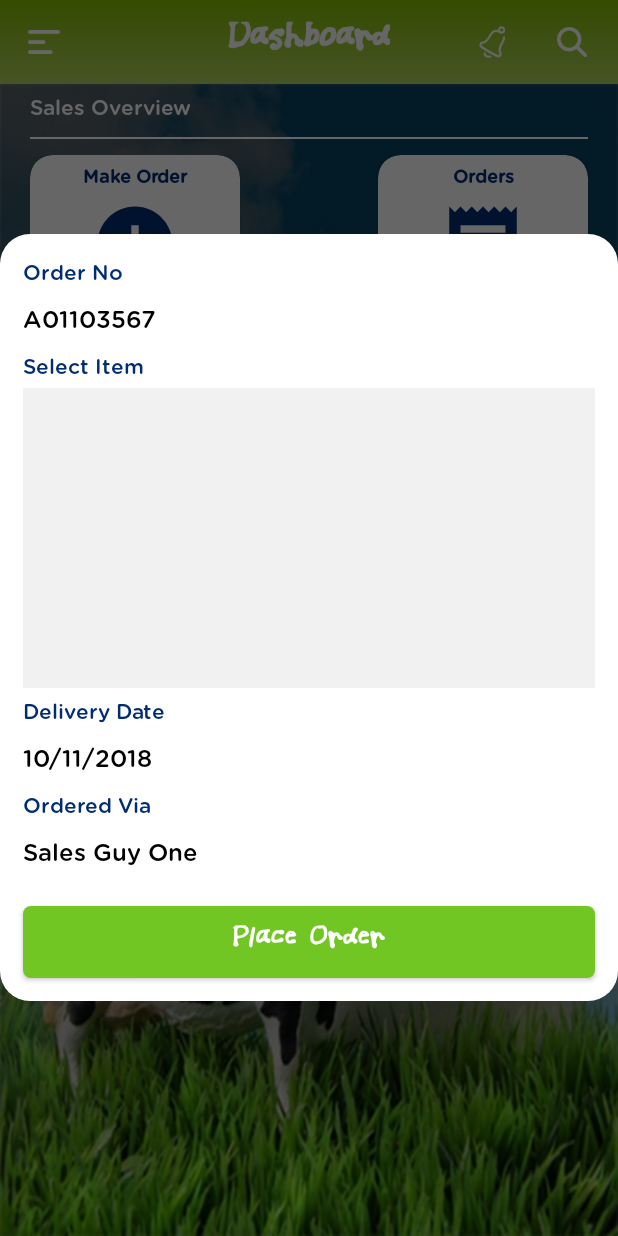
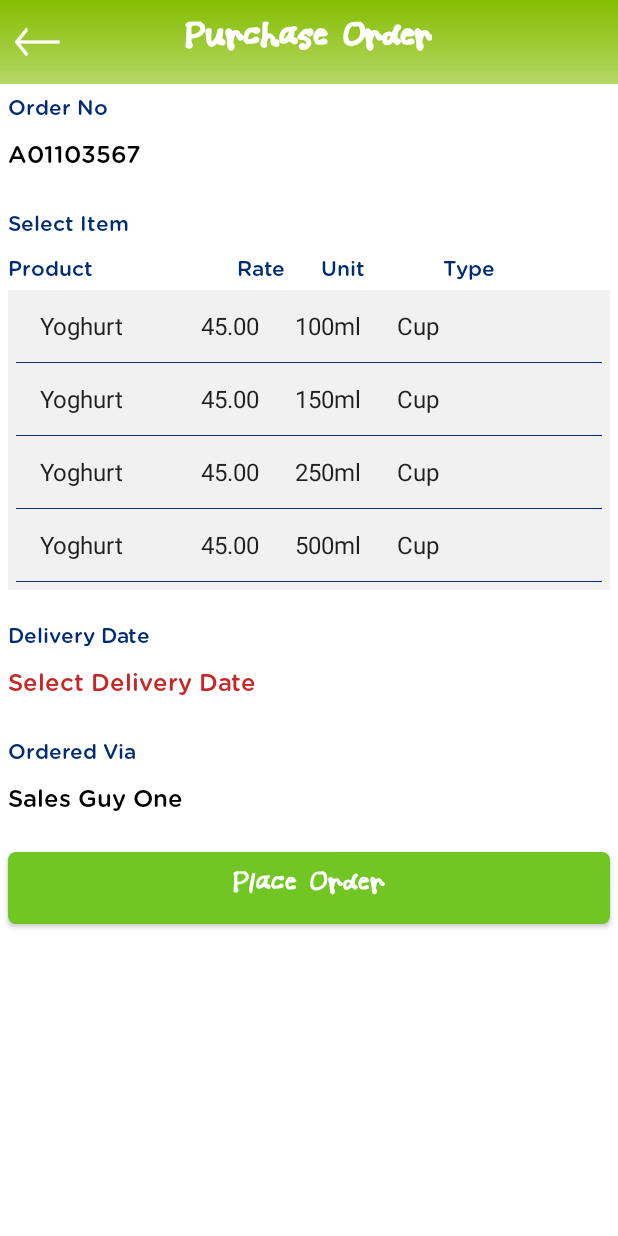
Before and after one commit to felix-mutuku/Work04, an Android app: the DashboardFragment screen opened directly, with no data from a screen before it, after a tap on "Make Order", on a phone screen of 412 x 824 dp. Run offline under Robolectric (Android 15) with nearby library versions, the phone set to English and light mode, and no system bars.

Commit message:
07112018

```diff
--- a/app/src/main/AndroidManifest.xml
+++ b/app/src/main/AndroidManifest.xml
@@ -22,7 +22,8 @@
         <activity android:name=".MainActivity" />
         <activity android:name=".SignUpOneActivity" />
         <activity android:name=".SignUpTwoActivity" />
-        <activity android:name=".SignUpWaitingActivity"></activity>
+        <activity android:name=".SignUpWaitingActivity" />
+        <activity android:name=".PurchaseOrderActivity"></activity>
     </application>
 
 </manifest>
--- a/app/src/main/java/com/eclectics/canaandairysalesapp/DashboardFragment.java
+++ b/app/src/main/java/com/eclectics/canaandairysalesapp/DashboardFragment.java
@@ -1,9 +1,7 @@
 package com.eclectics.canaandairysalesapp;
 
 
-import android.app.Dialog;
-import android.graphics.Color;
-import android.graphics.drawable.ColorDrawable;
+import android.content.Intent;
 import android.os.Bundle;
 import android.support.annotation.NonNull;
 import android.support.v4.app.Fragment;
@@ -11,14 +9,12 @@ import android.support.v7.widget.CardView;
 import android.view.LayoutInflater;
 import android.view.View;
 import android.view.ViewGroup;
-import android.view.Window;
-import android.widget.Button;
 import android.widget.ImageView;
 
 public class DashboardFragment extends Fragment {
 
     private ImageView drawer_icon, notification_icon, search_icon;
-    CardView make_order_card, orders_card;
+    CardView make_order_card, orders_card, register_buyer;
 
     public DashboardFragment() {
         // Required empty public constructor
@@ -36,6 +32,7 @@ public class DashboardFragment extends Fragment {
         search_icon = view.findViewById(R.id.search_icon);
         make_order_card = view.findViewById(R.id.make_order_card);
         orders_card = view.findViewById(R.id.orders_card);
+        register_buyer = view.findViewById(R.id.register_buyer);
 
         drawer_icon.setOnClickListener(new View.OnClickListener() {
             @Override
@@ -72,30 +69,31 @@ public class DashboardFragment extends Fragment {
             @Override
             public void onClick(View view) {
                 //show order dialog
-                showDialog();
+                openMakeOrderActivity();
+            }
+        });
+
+        register_buyer.setOnClickListener(new View.OnClickListener() {
+            @Override
+            public void onClick(View view) {
+                //open register buyer activity
+                openRegisterBuyerActivity();
             }
         });
 
         return view;
     }
 
-    private void showDialog() {
-        //show make new order dialog
-        final Dialog dialog = new Dialog(getActivity());
-        dialog.requestWindowFeature(Window.FEATURE_NO_TITLE);
-        dialog.getWindow().setBackgroundDrawable(new ColorDrawable(Color.TRANSPARENT));
-        dialog.setCancelable(true);
-        dialog.setContentView(R.layout.dialog_make_order);
+    private void openRegisterBuyerActivity() {
+        //open Register Buyer Activity
+        Intent intent = new Intent(getActivity(), SignUpOneActivity.class);
+        startActivity(intent);
+    }
 
-        Button place_order_btn = dialog.findViewById(R.id.place_order_btn);
-
-        place_order_btn.setOnClickListener(new View.OnClickListener() {
-            @Override
-            public void onClick(View v) {
-                dialog.dismiss();
-            }
-        });
-        dialog.show();
+    private void openMakeOrderActivity() {
+        //open purchase orders activity
+        Intent intent = new Intent(getActivity(), PurchaseOrderActivity.class);
+        startActivity(intent);
     }
 
     private void openOrderActivity() {
--- /dev/null
+++ b/app/src/main/java/com/eclectics/canaandairysalesapp/PurchaseOrderActivity.java
@@ -0,0 +1,230 @@
+package com.eclectics.canaandairysalesapp;
+
+import android.app.DatePickerDialog;
+import android.app.Dialog;
+import android.graphics.Color;
+import android.graphics.drawable.ColorDrawable;
+import android.os.Bundle;
+import android.support.v7.app.AppCompatActivity;
+import android.view.View;
+import android.view.Window;
+import android.widget.AdapterView;
+import android.widget.ArrayAdapter;
+import android.widget.Button;
+import android.widget.DatePicker;
+import android.widget.ImageView;
+import android.widget.ListView;
+import android.widget.RelativeLayout;
+import android.widget.TextView;
+import android.widget.Toast;
+
+import java.text.SimpleDateFormat;
+import java.util.ArrayList;
+import java.util.Calendar;
+import java.util.Locale;
+
+public class PurchaseOrderActivity extends AppCompatActivity {
+
+    ListView items_list_view;
+    ArrayList<String> DairyProductsList;
+    ArrayList<String> SelectedProductsList;
+    TextView delivery_date_txt;
+    Calendar myCalendar = Calendar.getInstance();
+    ListView selected_items_list_view;
+    RelativeLayout relative_orders;
+    String selectedProduct;
+    int items_quantity;
+    Button place_order_btn;
+    ImageView back;
+
+    @Override
+    protected void onCreate(Bundle savedInstanceState) {
+        super.onCreate(savedInstanceState);
+        setContentView(R.layout.activity_purchase_order);
+
+        items_list_view = findViewById(R.id.items_list_view);
+        delivery_date_txt = findViewById(R.id.delivery_date_txt);
+        relative_orders = findViewById(R.id.relative_orders);
+        selected_items_list_view = findViewById(R.id.selected_items_list_view);
+        place_order_btn = findViewById(R.id.place_order_btn);
+        back = findViewById(R.id.back);
+
+        relative_orders.setVisibility(View.GONE);
+
+        DairyProductsList = new ArrayList<String>();
+        SelectedProductsList = new ArrayList<String>();
+
+        //initialize the list for products
+        getProducts();
+
+        //Create The Adapter with passing ArrayList as 3rd parameter
+        ArrayAdapter<String> arrayAdapter = new ArrayAdapter<String>(this,
+                android.R.layout.simple_list_item_1,
+                DairyProductsList);
+
+        //Set The Adapter
+        items_list_view.setAdapter(arrayAdapter);
+
+        //register onClickListener to handle click events on each item
+        items_list_view.setOnItemClickListener(new AdapterView.OnItemClickListener() {
+            //argument position gives the index of item which is clicked
+            public void onItemClick(AdapterView<?> arg0, View v, int position, long arg3) {
+                selectedProduct = DairyProductsList.get(position);
+
+                final Dialog dialog = new Dialog(PurchaseOrderActivity.this);
+                dialog.requestWindowFeature(Window.FEATURE_NO_TITLE);
+                dialog.getWindow().setBackgroundDrawable(new ColorDrawable(Color.TRANSPARENT));
+                dialog.setCancelable(true);
+                dialog.setContentView(R.layout.dialog_order_quantity);
+
+                TextView item_name = dialog.findViewById(R.id.item_name);
+                Button reduce_quantity = dialog.findViewById(R.id.reduce_quantity);
+                Button increase_quantity = dialog.findViewById(R.id.increase_quantity);
+                Button done = dialog.findViewById(R.id.done);
+
+                item_name.setText(selectedProduct);
+
+                reduce_quantity.setOnClickListener(new View.OnClickListener() {
+                    @Override
+                    public void onClick(View view) {
+                        //add quantity
+
+                        TextView item_quantity = dialog.findViewById(R.id.item_quantity);
+
+                        //items_quantity = Integer.parseInt(item_quantity.getText().toString());
+
+                        if (items_quantity != 1) {
+                            items_quantity = items_quantity - 1;
+
+                            item_quantity.setText(String.valueOf(items_quantity));
+
+                            //Toast.makeText(getApplicationContext(), String.valueOf(items_quantity), Toast.LENGTH_LONG).show();
+
+                            item_quantity.setText(String.valueOf(items_quantity));
+                        }
+                    }
+                });
+
+                increase_quantity.setOnClickListener(new View.OnClickListener() {
+                    @Override
+                    public void onClick(View view) {
+                        //add quantity
+
+                        TextView item_quantity = dialog.findViewById(R.id.item_quantity);
+
+                        String itemCount = item_quantity.getText().toString();
+
+                        items_quantity = Integer.parseInt(itemCount);
+
+                        items_quantity = items_quantity + 1;
+
+                        //Toast.makeText(getApplicationContext(), String.valueOf(items_quantity), Toast.LENGTH_LONG).show();
+
+                        item_quantity.setText(String.valueOf(items_quantity));
+                    }
+                });
+
+                done.setOnClickListener(new View.OnClickListener() {
+                    @Override
+                    public void onClick(View view) {
+                        //close dialog and add product to list
+                        Toast.makeText(getApplicationContext(), "Added : " + selectedProduct + " to order", Toast.LENGTH_LONG).show();
+
+                        getSelectedProducts();
+
+                        final ArrayAdapter<String> arraySelectedAdapter = new ArrayAdapter<String>(getApplicationContext(),
+                                android.R.layout.simple_list_item_1,
+                                SelectedProductsList);
+                        selected_items_list_view.setAdapter(arraySelectedAdapter);
+
+                        relative_orders.setVisibility(View.VISIBLE);
+
+                        dialog.dismiss();
+                    }
+                });
+
+                dialog.show();
+            }
+        });
+
+        back.setOnClickListener(new View.OnClickListener() {
+            @Override
+            public void onClick(View view) {
+                //go backwards
+                onBackPressed();
+            }
+        });
+
+        delivery_date_txt.setOnClickListener(new View.OnClickListener() {
+            @Override
+            public void onClick(View view) {
+                //show date picker
+                showDatePicker();
+            }
+        });
+
+        place_order_btn.setOnClickListener(new View.OnClickListener() {
+            @Override
+            public void onClick(View view) {
+                //go to back
+                onBackPressed();
+            }
+        });
+    }
+
+    private void getSelectedProducts() {
+        SelectedProductsList.add(String.format("%s   %d", selectedProduct, items_quantity));
+    }
+
+    private void showDatePicker() {
+        DatePickerDialog.OnDateSetListener date = new DatePickerDialog.OnDateSetListener() {
+
+            @Override
+            public void onDateSet(DatePicker view, int year, int monthOfYear,
+                                  int dayOfMonth) {
+                // TODO Auto-generated method stub
+                myCalendar.set(Calendar.YEAR, year);
+                myCalendar.set(Calendar.MONTH, monthOfYear);
+                myCalendar.set(Calendar.DAY_OF_MONTH, dayOfMonth);
+                updateLabel();
+            }
+
+            private void updateLabel() {
+                String myFormat = "MM/dd/yy"; //In which you need put here
+                SimpleDateFormat sdf = new SimpleDateFormat(myFormat, Locale.US);
+
+                delivery_date_txt.setText(sdf.format(myCalendar.getTime()));
+                delivery_date_txt.setTextColor(getResources().getColor(R.color.blackColor));
+            }
+
+        };
+
+        new DatePickerDialog(PurchaseOrderActivity.this,
+                date,
+                myCalendar.get(Calendar.YEAR),
+                myCalendar.get(Calendar.MONTH),
+                myCalendar.get(Calendar.DAY_OF_MONTH))
+                .show();
+    }
+
+    private void getProducts() {
+        DairyProductsList.add("Yoghurt             45.00      100ml      Cup");
+        DairyProductsList.add("Yoghurt             45.00      150ml      Cup");
+        DairyProductsList.add("Yoghurt             45.00      250ml      Cup");
+        DairyProductsList.add("Yoghurt             45.00      500ml      Cup");
+        DairyProductsList.add("Yoghurt             45.00      500ml      Pouch");
+        DairyProductsList.add("Yoghurt             45.00      2l         Bucket");
+        DairyProductsList.add("Yoghurt             45.00      4l         Bucket");
+        DairyProductsList.add("Yoghurt Drink       45.00      250ml      Bottle");
+        DairyProductsList.add("Yoghurt Drink       45.00      500ml      Bottle");
+        DairyProductsList.add("Yoghurt Drink       45.00      1l         Jerrycan");
+        DairyProductsList.add("Yoghurt Drink       45.00      2l         Jerrycan");
+        DairyProductsList.add("Yoghurt Drink       45.00      3l         Jerrycan");
+        DairyProductsList.add("Maziwa Lala         45.00      250ml      Pouch");
+        DairyProductsList.add("Maziwa Lala         45.00      500ml      Pouch");
+        DairyProductsList.add("Maziwa Lala         45.00      500ml      Bottle");
+        DairyProductsList.add("Maziwa Lala         45.00      1l         Jerrycan");
+        DairyProductsList.add("Maziwa Lala         45.00      2l         Jerrycan");
+        DairyProductsList.add("Maziwa Lala         45.00      3l         Jerrycan");
+    }
+}
--- a/app/src/main/res/drawable/button_background3.xml
+++ b/app/src/main/res/drawable/button_background3.xml
@@ -5,6 +5,6 @@
 
     <gradient
         android:angle="90"
-        android:endColor="#0309DC"
-        android:startColor="#0309DC" />
+        android:endColor="#002D72"
+        android:startColor="#002D72" />
 </shape>
--- /dev/null
+++ b/app/src/main/res/layout/activity_purchase_order.xml
@@ -0,0 +1,220 @@
+<?xml version="1.0" encoding="utf-8"?>
+<ScrollView xmlns:android="http://schemas.android.com/apk/res/android"
+    xmlns:app="http://schemas.android.com/apk/res-auto"
+    android:layout_width="match_parent"
+    android:layout_height="match_parent"
+    android:background="@color/white"
+    android:scrollbars="none">
+
+    <RelativeLayout xmlns:android="http://schemas.android.com/apk/res/android"
+        android:layout_width="match_parent"
+        android:layout_height="wrap_content">
+
+        <RelativeLayout
+            android:id="@+id/toolbar"
+            android:layout_width="match_parent"
+            android:layout_height="56dp"
+            android:background="@drawable/toolbar_gradient">
+
+            <ImageView
+                android:id="@+id/back"
+                android:layout_width="30dp"
+                android:layout_height="match_parent"
+                android:layout_alignParentStart="true"
+                android:layout_alignParentLeft="true"
+                android:layout_centerInParent="true"
+                android:layout_marginLeft="10dp"
+                android:layout_marginRight="10dp"
+                app:srcCompat="@drawable/back2_icon" />
+
+            <TextView
+                android:layout_width="wrap_content"
+                android:layout_height="match_parent"
+                android:layout_centerInParent="true"
+                android:gravity="center"
+                android:text="@string/purchase_order"
+                android:textColor="@color/colorWhite"
+                android:textSize="26sp"
+                android:textStyle="bold"
+                app:fontFamily="@font/blueberry_milk" />
+        </RelativeLayout>
+
+        <TextView
+            android:id="@+id/text_view"
+            android:layout_width="match_parent"
+            android:layout_height="wrap_content"
+            android:layout_below="@id/toolbar"
+            android:layout_margin="5dp"
+            android:fontFamily="@font/gotham_rounded"
+            android:text="@string/order_no"
+            android:textColor="@color/colorAccent"
+            android:textSize="14sp" />
+
+        <TextView
+            android:id="@+id/order_no_txt"
+            android:layout_width="match_parent"
+            android:layout_height="wrap_content"
+            android:layout_below="@+id/text_view"
+            android:layout_marginStart="5dp"
+            android:layout_marginTop="5dp"
+            android:layout_marginEnd="5dp"
+            android:layout_marginBottom="20dp"
+            android:fontFamily="@font/gotham_rounded"
+            android:text="A01103567"
+            android:textColor="@color/blackColor"
+            android:textSize="16sp" />
+
+        <TextView
+            android:id="@+id/text_view2"
+            android:layout_width="match_parent"
+            android:layout_height="wrap_content"
+            android:layout_below="@+id/order_no_txt"
+            android:layout_margin="5dp"
+            android:fontFamily="@font/gotham_rounded"
+            android:text="@string/select_item"
+            android:textColor="@color/colorAccent"
+            android:textSize="14sp" />
+
+        <TextView
+            android:id="@+id/text_view5"
+            android:layout_width="match_parent"
+            android:layout_height="wrap_content"
+            android:layout_below="@+id/text_view2"
+            android:layout_margin="5dp"
+            android:fontFamily="@font/gotham_rounded"
+            android:text="Product                        Rate      Unit             Type"
+            android:textColor="@color/colorAccent"
+            android:textSize="14sp" />
+
+        <ListView
+            android:id="@+id/items_list_view"
+            android:layout_width="match_parent"
+            android:layout_height="200dp"
+            android:layout_below="@+id/text_view5"
+            android:layout_marginStart="5dp"
+            android:layout_marginEnd="5dp"
+            android:background="@color/colorGrey"
+            android:descendantFocusability="blocksDescendants"
+            android:divider="@color/colorAccent"
+            android:dividerHeight="0.1dp"
+            android:paddingStart="5dp"
+            android:paddingEnd="5dp"
+            android:scrollbars="none" />
+
+        <TextView
+            android:id="@+id/text_view3"
+            android:layout_width="match_parent"
+            android:layout_height="wrap_content"
+            android:layout_below="@+id/items_list_view"
+            android:layout_marginStart="5dp"
+            android:layout_marginTop="20dp"
+            android:layout_marginEnd="5dp"
+            android:layout_marginBottom="5dp"
+            android:fontFamily="@font/gotham_rounded"
+            android:text="@string/delivery_date"
+            android:textColor="@color/colorAccent"
+            android:textSize="14sp" />
+
+        <TextView
+            android:id="@+id/delivery_date_txt"
+            android:layout_width="match_parent"
+            android:layout_height="wrap_content"
+            android:layout_below="@id/text_view3"
+            android:layout_margin="5dp"
+            android:fontFamily="@font/gotham_rounded"
+            android:text="Select Delivery Date"
+            android:textColor="@color/redPure"
+            android:textSize="16sp" />
+
+        <TextView
+            android:id="@+id/text_view4"
+            android:layout_width="match_parent"
+            android:layout_height="wrap_content"
+            android:layout_below="@+id/delivery_date_txt"
+            android:layout_marginStart="5dp"
+            android:layout_marginTop="20dp"
+            android:layout_marginEnd="5dp"
+            android:layout_marginBottom="5dp"
+            android:fontFamily="@font/gotham_rounded"
+            android:text="@string/ordered_via"
+            android:textColor="@color/colorAccent"
+            android:textSize="14sp" />
+
+        <TextView
+            android:id="@+id/ordered_through"
+            android:layout_width="match_parent"
+            android:layout_height="wrap_content"
+            android:layout_below="@id/text_view4"
+            android:layout_margin="5dp"
+            android:fontFamily="@font/gotham_rounded"
+            android:text="Sales Guy One"
+            android:textColor="@color/blackColor"
+            android:textSize="16sp" />
+
+        <RelativeLayout
+            android:id="@+id/relative_orders"
+            android:layout_width="match_parent"
+            android:layout_height="wrap_content"
+            android:layout_below="@id/ordered_through"
+            android:orientation="vertical"
+            android:visibility="visible">
+
+            <TextView
+                android:id="@+id/text_view6"
+                android:layout_width="match_parent"
+                android:layout_height="wrap_content"
+                android:layout_marginStart="5dp"
+                android:layout_marginTop="20dp"
+                android:layout_marginEnd="5dp"
+                android:layout_marginBottom="5dp"
+                android:fontFamily="@font/gotham_rounded"
+                android:text="@string/selected_items"
+                android:textColor="@color/colorAccent"
+                android:textSize="14sp" />
+
+            <TextView
+                android:id="@+id/text_view7"
+                android:layout_width="match_parent"
+                android:layout_height="wrap_content"
+                android:layout_below="@+id/text_view6"
+                android:layout_margin="5dp"
+                android:fontFamily="@font/gotham_rounded"
+                android:lines="1"
+                android:text="Product                      Rate      Unit            Type   Qnty"
+                android:textColor="@color/colorAccent"
+                android:textSize="14sp" />
+
+            <ListView
+                android:id="@+id/selected_items_list_view"
+                android:layout_width="match_parent"
+                android:layout_height="200dp"
+                android:layout_below="@+id/text_view7"
+                android:layout_marginStart="5dp"
+                android:layout_marginEnd="5dp"
+                android:background="@color/colorGrey"
+                android:descendantFocusability="blocksDescendants"
+                android:divider="@color/colorAccent"
+                android:dividerHeight="0.1dp"
+                android:paddingStart="5dp"
+                android:paddingEnd="5dp"
+                android:scrollbars="none" />
+
+        </RelativeLayout>
+
+        <Button
+            android:id="@+id/place_order_btn"
+            android:layout_width="match_parent"
+            android:layout_height="wrap_content"
+            android:layout_below="@id/relative_orders"
+            android:layout_marginStart="5dp"
+            android:layout_marginTop="20dp"
+            android:layout_marginEnd="5dp"
+            android:layout_marginBottom="5dp"
+            android:background="@drawable/button_background2"
+            android:fontFamily="@font/blueberry_milk"
+            android:text="@string/place_order"
+            android:textAllCaps="false"
+            android:textColor="@color/white"
+            android:textSize="21sp" />
+    </RelativeLayout>
+</ScrollView>
--- a/app/src/main/res/values/strings.xml
+++ b/app/src/main/res/values/strings.xml
@@ -1,5 +1,5 @@
 <resources>
-    <string name="app_name">Canaan Dairy Sales App</string>
+    <string name="app_name">CFL Dairy Sales</string>
     <string name="intro_2_string">You can view the dairy farmers registered onboard</string>
     <string name="skip">Skip</string>
     <string name="next">Next</string>
@@ -110,4 +110,6 @@
     <string name="ordered_via">Ordered Via</string>
     <string name="place_order">Place Order</string>
     <string name="buyer_register">Register Buyer</string>
+    <string name="purchase_order">Purchase Order</string>
+    <string name="selected_items">Selected Items for Order</string>
 </resources>
```
Also changed, not shown: app/src/main/res/layout/activity_sign_in.xml (+13 -11 lines), app/src/main/res/layout/dialog_order_quantity.xml (added, +92 -0 lines).
